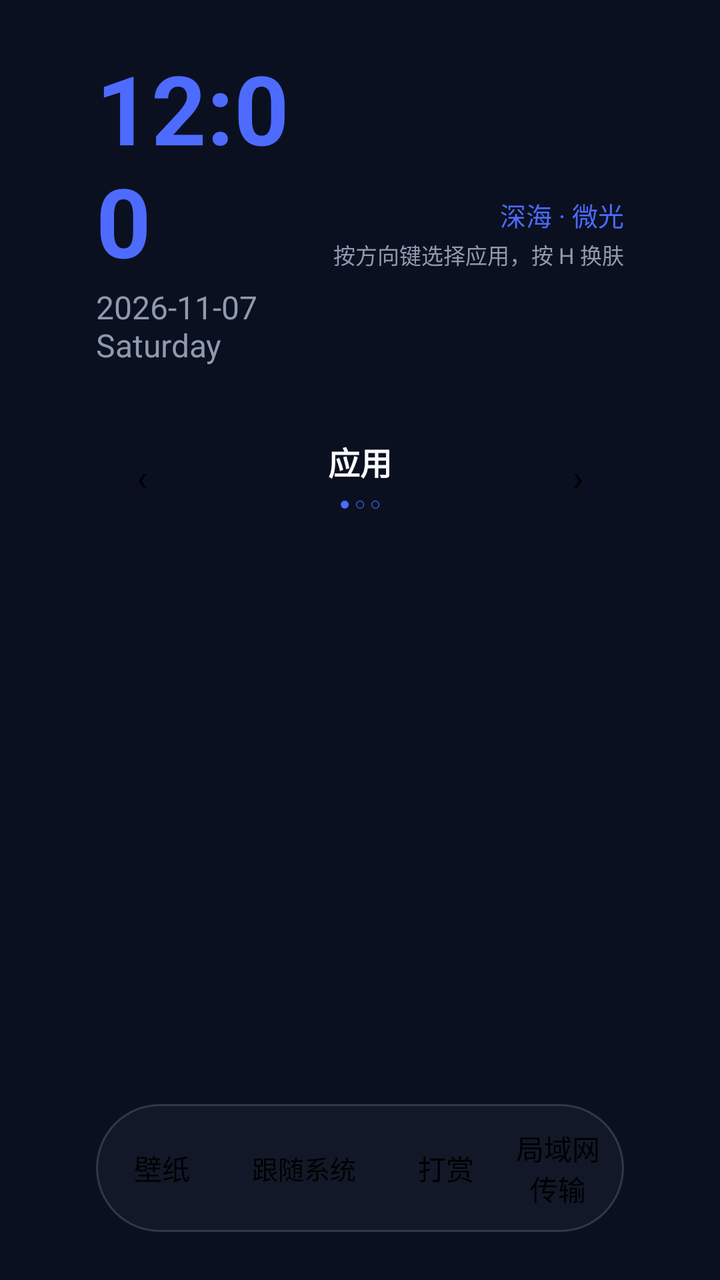
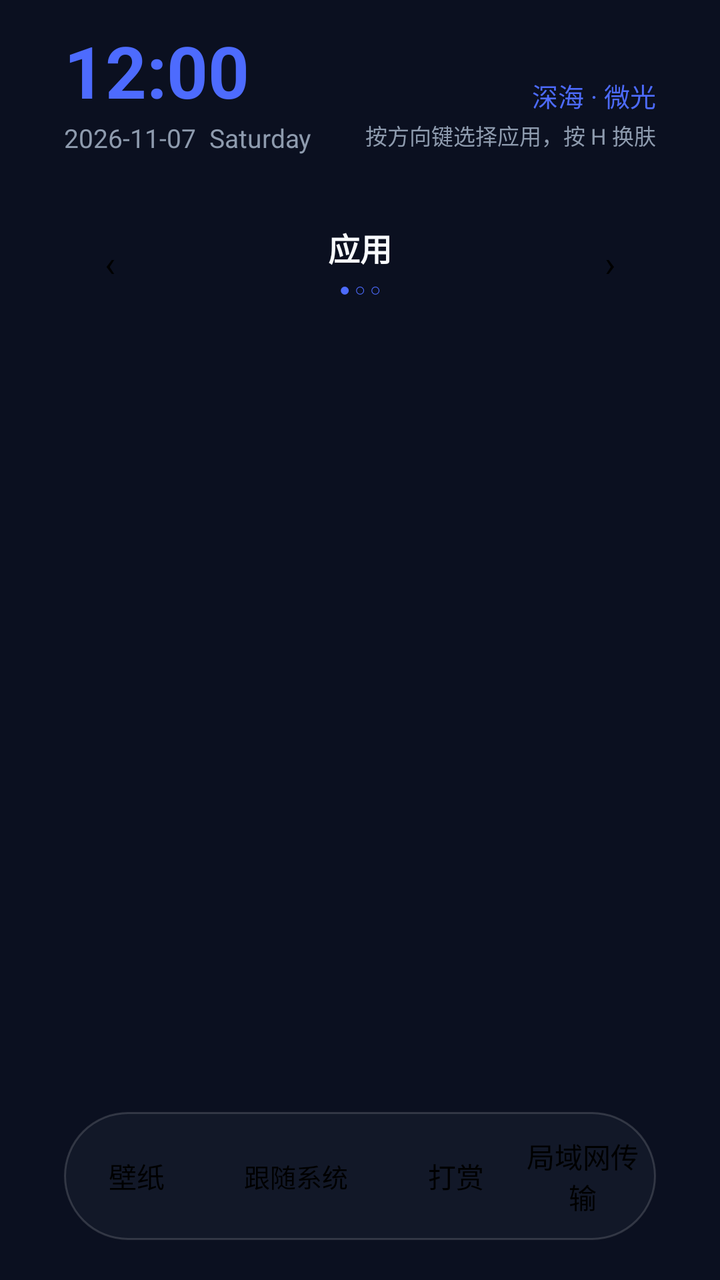

Compare the two renders of this Android layout. The source of the first and the diff that turns it into the second are given below.
<!-- AndroidManifest.xml: application theme AppTheme -->
<!-- res/layout/activity_main.xml -->
<?xml version="1.0" encoding="utf-8"?>
<FrameLayout xmlns:android="http://schemas.android.com/apk/res/android"
    android:layout_width="match_parent"
    android:layout_height="match_parent">

    <ImageView
        android:id="@+id/ivWallpaper"
        android:layout_width="match_parent"
        android:layout_height="match_parent"
        android:scaleType="centerCrop"
        android:visibility="gone"
        android:contentDescription="@string/wallpaper" />

    <View
        android:id="@+id/bgTop"
        android:layout_width="match_parent"
        android:layout_height="match_parent" />
    <View
        android:id="@+id/bgBottom"
        android:layout_width="match_parent"
        android:layout_height="match_parent"
        android:alpha="0.55" />

    <LinearLayout
        android:layout_width="match_parent"
        android:layout_height="match_parent"
        android:orientation="vertical"
        android:paddingLeft="48dp"
        android:paddingRight="48dp"
        android:paddingTop="28dp"
        android:paddingBottom="24dp">

        
        <LinearLayout
            android:layout_width="match_parent"
            android:layout_height="wrap_content"
            android:orientation="horizontal"
            android:gravity="center_vertical">

            <LinearLayout
                android:layout_width="0dp"
                android:layout_height="wrap_content"
                android:layout_weight="1"
                android:orientation="vertical">

                <TextView
                    android:id="@+id/tvClock"
                    android:layout_width="wrap_content"
                    android:layout_height="wrap_content"
                    android:text="12:00"
                    android:textSize="48sp"
                    android:textStyle="bold"
                    android:includeFontPadding="false"
                    android:textColor="#4D6BFE" />

                <TextView
                    android:id="@+id/tvDate"
                    android:layout_width="wrap_content"
                    android:layout_height="wrap_content"
                    android:layout_marginTop="2dp"
                    android:text="2026-11-07  Saturday"
                    android:textSize="16sp"
                    android:textColor="#8E9BAE" />

                <TextView
                    android:id="@+id/tvWeather"
                    android:layout_width="wrap_content"
                    android:layout_height="wrap_content"
                    android:layout_marginTop="4dp"
                    android:singleLine="true"
                    android:focusable="true"
                    android:focusableInTouchMode="true"
                    android:clickable="true"
                    android:textSize="13sp"
                    android:textColor="#8E9BAE" />
            </LinearLayout>

            <LinearLayout
                android:layout_width="wrap_content"
                android:layout_height="wrap_content"
                android:orientation="vertical"
                android:gravity="end">

                <TextView
                    android:id="@+id/tvBadge"
                    android:layout_width="wrap_content"
                    android:layout_height="wrap_content"
                    android:text="深海 · 微光"
                    android:textSize="13sp"
                    android:textColor="#4D6BFE" />

                <TextView
                    android:layout_width="wrap_content"
                    android:layout_height="wrap_content"
                    android:layout_marginTop="2dp"
                    android:text="@string/desk_hint"
                    android:textSize="11sp"
                    android:textColor="#8E9BAE" />
            </LinearLayout>
        </LinearLayout>

        
        <LinearLayout
            android:layout_width="match_parent"
            android:layout_height="wrap_content"
            android:layout_marginTop="14dp"
            android:orientation="horizontal"
            android:gravity="center_vertical">

            <Button
                android:id="@+id/btnPagePrev"
                android:layout_width="46dp"
                android:layout_height="38dp"
                android:background="@drawable/bg_dock_item"
                android:text="@string/page_prev"
                android:textSize="18sp"
                android:padding="0dp"
                android:minWidth="0dp"
                android:focusable="true" />

            <LinearLayout
                android:layout_width="0dp"
                android:layout_height="wrap_content"
                android:layout_weight="1"
                android:layout_marginLeft="10dp"
                android:layout_marginRight="10dp"
                android:orientation="vertical"
                android:gravity="center">

                <TextView
                    android:id="@+id/tvPageTitle"
                    android:layout_width="wrap_content"
                    android:layout_height="wrap_content"
                    android:text="@string/page_apps"
                    android:textSize="16sp"
                    android:textStyle="bold"
                    android:textColor="#F8FAFC" />

                <TextView
                    android:id="@+id/tvPageDots"
                    android:layout_width="wrap_content"
                    android:layout_height="wrap_content"
                    android:layout_marginTop="3dp"
                    android:text="● ○ ○"
                    android:textSize="9sp"
                    android:textColor="#4D6BFE" />
            </LinearLayout>

            <Button
                android:id="@+id/btnPageNext"
                android:layout_width="46dp"
                android:layout_height="38dp"
                android:background="@drawable/bg_dock_item"
                android:text="@string/page_next"
                android:textSize="18sp"
                android:padding="0dp"
                android:minWidth="0dp"
                android:focusable="true" />
        </LinearLayout>

        
        <TextView
            android:id="@+id/tvPageHint"
            android:layout_width="match_parent"
            android:layout_height="wrap_content"
            android:layout_marginTop="10dp"
            android:textSize="13sp"
            android:textColor="#8E9BAE"
            android:visibility="gone" />

        
        <GridView
            android:id="@+id/gridApps"
            android:layout_width="match_parent"
            android:layout_height="0dp"
            android:layout_weight="1"
            android:layout_marginTop="12dp"
            android:numColumns="6"
            android:horizontalSpacing="10dp"
            android:verticalSpacing="10dp"
            android:stretchMode="columnWidth"
            android:clipToPadding="false"
            android:listSelector="@android:color/transparent" />

        
        <LinearLayout
            android:id="@+id/dock"
            android:layout_width="match_parent"
            android:layout_height="wrap_content"
            android:layout_marginTop="16dp"
            android:padding="8dp"
            android:background="@drawable/bg_dock"
            android:orientation="horizontal"
            android:gravity="center_vertical">

            <Button
                android:id="@+id/btnPalette"
                android:layout_width="0dp"
                android:layout_height="48dp"
                android:layout_weight="1"
                android:layout_marginRight="6dp"
                android:background="@drawable/bg_dock_item"
                android:text="@string/wallpaper"
                android:textSize="14sp"
                android:focusable="true" />

            <Button
                android:id="@+id/btnLang"
                android:layout_width="0dp"
                android:layout_height="48dp"
                android:layout_weight="1.6"
                android:layout_marginRight="6dp"
                android:background="@drawable/bg_dock_item"
                android:text="@string/lang_auto"
                android:textSize="13sp"
                android:focusable="true" />

            <Button
                android:id="@+id/btnDonate"
                android:layout_width="0dp"
                android:layout_height="48dp"
                android:layout_weight="1"
                android:layout_marginRight="6dp"
                android:background="@drawable/bg_dock_item"
                android:text="@string/donate"
                android:textSize="14sp"
                android:focusable="true" />

            <Button
                android:id="@+id/btnTransfer"
                android:layout_width="0dp"
                android:layout_height="48dp"
                android:layout_weight="1"
                android:background="@drawable/bg_dock_item"
                android:text="@string/transfer"
                android:textSize="14sp"
                android:focusable="true" />
        </LinearLayout>
    </LinearLayout>
</FrameLayout>
<!-- resources referenced by this layout -->
<resources>
  <!-- drawable bg_dock (drawable) -->
  <?xml version="1.0" encoding="utf-8"?>
  <shape xmlns:android="http://schemas.android.com/apk/res/android" android:shape="rectangle">
      <solid android:color="#B3161C2C" />
      <corners android:radius="999dp" />
      <stroke android:width="1dp" android:color="#26FFFFFF" />
  </shape>
  <!-- drawable bg_dock_item (drawable) -->
  <?xml version="1.0" encoding="utf-8"?>
  <selector xmlns:android="http://schemas.android.com/apk/res/android">
      <item android:state_pressed="true">
          <shape android:shape="rectangle">
              <corners android:radius="18dp" />
              <solid android:color="#554D6BFE" />
          </shape>
      </item>
      <item android:state_focused="true">
          <shape android:shape="rectangle">
              <corners android:radius="18dp" />
              <solid android:color="#334D6BFE" />
          </shape>
      </item>
      <item>
          <shape android:shape="rectangle">
              <corners android:radius="18dp" />
              <solid android:color="#00000000" />
          </shape>
      </item>
  </selector>
  <string name="desk_hint">按方向键选择应用，按 H 换肤</string>
  <string name="donate">打赏</string>
  <string name="lang_auto">跟随系统</string>
  <string name="page_apps">应用</string>
  <string name="page_next">›</string>
  <string name="page_prev">‹</string>
  <string name="transfer">局域网传输</string>
  <string name="wallpaper">壁纸</string>
  <style name="AppTheme" parent="@android:style/Theme.NoTitleBar.Fullscreen">
          <item name="android:windowBackground">#0B1020</item>
          <item name="android:windowFullscreen">true</item>
          <item name="android:windowNoTitle">true</item>
      </style>
</resources>

<!-- the commit's change to res/layout/activity_main.xml (unified diff, before → after) -->
@@ -25,10 +25,10 @@
         android:layout_width="match_parent"
         android:layout_height="match_parent"
         android:orientation="vertical"
-        android:paddingLeft="48dp"
-        android:paddingRight="48dp"
-        android:paddingTop="28dp"
-        android:paddingBottom="24dp">
+        android:paddingLeft="32dp"
+        android:paddingRight="32dp"
+        android:paddingTop="16dp"
+        android:paddingBottom="20dp">
 
         
         <LinearLayout
@@ -48,7 +48,7 @@
                     android:layout_width="wrap_content"
                     android:layout_height="wrap_content"
                     android:text="12:00"
-                    android:textSize="48sp"
+                    android:textSize="36sp"
                     android:textStyle="bold"
                     android:includeFontPadding="false"
                     android:textColor="#4D6BFE" />
@@ -59,7 +59,7 @@
                     android:layout_height="wrap_content"
                     android:layout_marginTop="2dp"
                     android:text="2026-11-07  Saturday"
-                    android:textSize="16sp"
+                    android:textSize="13sp"
                     android:textColor="#8E9BAE" />
 
                 <TextView
@@ -71,7 +71,7 @@
                     android:focusable="true"
                     android:focusableInTouchMode="true"
                     android:clickable="true"
-                    android:textSize="13sp"
+                    android:textSize="12sp"
                     android:textColor="#8E9BAE" />
             </LinearLayout>
 
